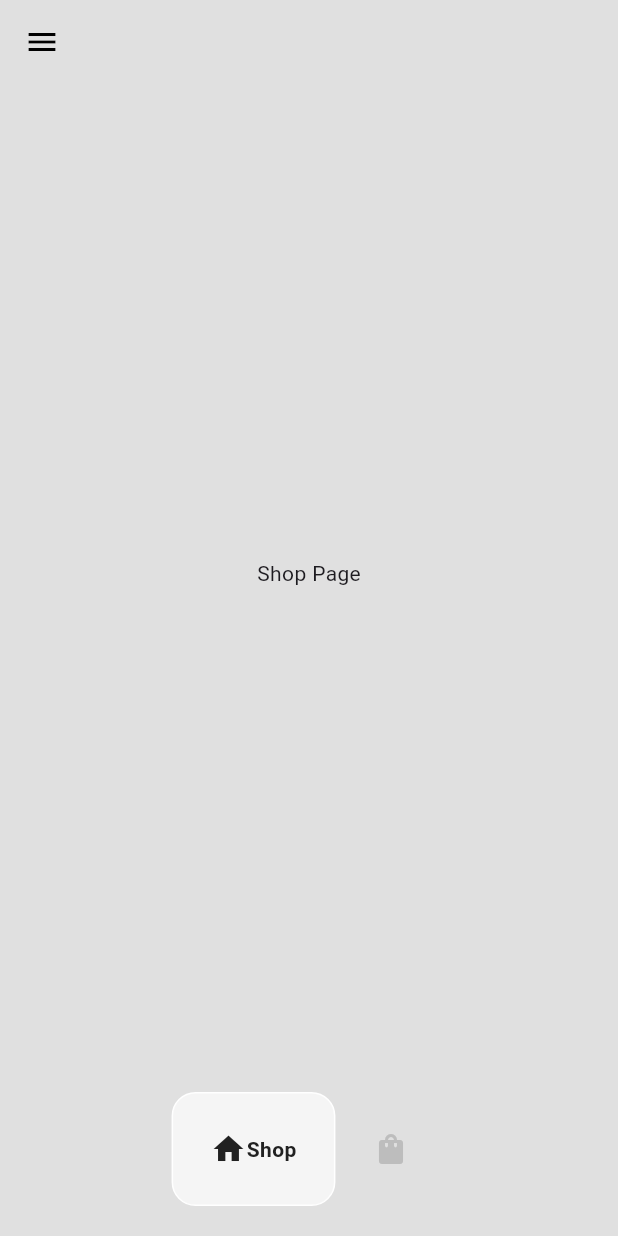
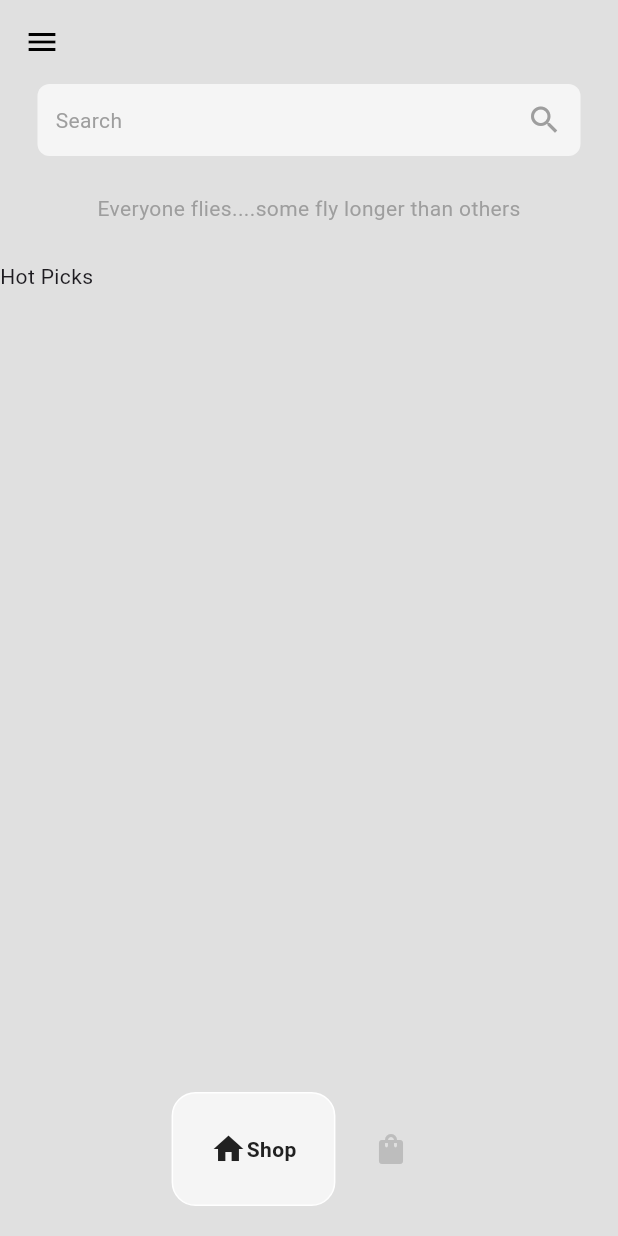
Before and after one commit to MesselemYoucef/ecommerce_application_powermax, a Flutter app: the screen it shows after launch, after a tap on "Shop Now!", on a phone screen of 412 x 824 dp. Run offline on Flutter 3.47's test engine with Material 3 defaults, Android fonts, the light colour scheme and no system bars; drawn by our look-alikes of google_nav_bar.

Commit message:
Added the search bar

```diff
--- a/lib/pages/intro_page.dart
+++ b/lib/pages/intro_page.dart
@@ -25,7 +25,7 @@ class IntroPage extends StatelessWidget {
               //title
               const Text(
                 "Electronics & Computer Accessories",
-                style: TextStyle(fontWeight: FontWeight.bold, fontSize: 20.0),
+                style: TextStyle(fontWeight: FontWeight.bold, fontSize: 20.0,),textAlign: TextAlign.center,
               ),
               const SizedBox(
                 height: 48,
--- a/lib/pages/shop_page.dart
+++ b/lib/pages/shop_page.dart
@@ -10,8 +10,34 @@ class ShopPage extends StatefulWidget {
 class _ShopPageState extends State<ShopPage> {
   @override
   Widget build(BuildContext context) {
-    return const Center(
-      child: Text("Shop Page"),
+    return  Column(
+      children: [
+        Container(
+          padding: const EdgeInsets.all(12),
+          margin: const EdgeInsets.symmetric(horizontal: 25.0),
+         decoration: BoxDecoration(color: Colors.grey[100], borderRadius: BorderRadius.circular(8)),
+          child: const Row(
+            mainAxisAlignment: MainAxisAlignment.spaceBetween,
+            children: [
+              Text("Search", style: TextStyle(color: Colors.grey),),
+              Icon(Icons.search, color: Colors.grey,)
+            ],
+          ),
+        ),
+        //message
+        const Padding(
+          padding: EdgeInsets.symmetric(vertical: 25),
+          child: Text("Everyone flies....some fly longer than others", style: TextStyle(color: Colors.grey),),
+          //hot picks
+        ),
+        Row(
+          children: [
+            Text("Hot Picks")
+          ],
+        )
+      ],
     );
   }
 }
+
+2:06
```
